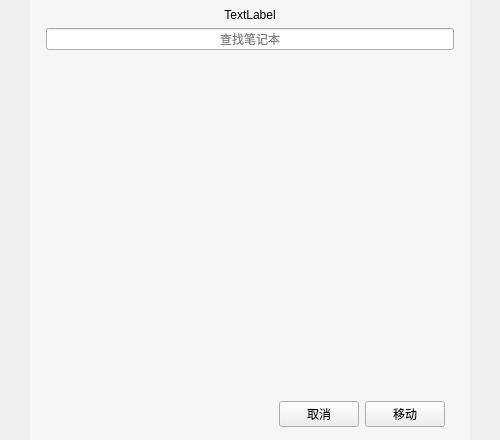
The window that views/categorieswidget.ui (Gitnoter/Gitnoter) describes before a commit, drawn with Qt 5.
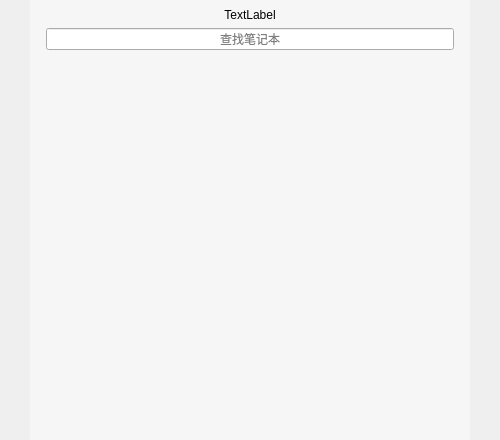
The same window after the commit.

Patch:
```diff
--- a/views/categorieswidget.ui
+++ b/views/categorieswidget.ui
@@ -136,42 +136,6 @@
         </property>
        </widget>
       </item>
-      <item>
-       <widget class="QWidget" name="widget" native="true">
-        <layout class="QHBoxLayout" name="horizontalLayout">
-         <item>
-          <spacer name="horizontalSpacer">
-           <property name="orientation">
-            <enum>Qt::Horizontal</enum>
-           </property>
-           <property name="sizeHint" stdset="0">
-            <size>
-             <width>40</width>
-             <height>20</height>
-            </size>
-           </property>
-          </spacer>
-         </item>
-         <item>
-          <widget class="QPushButton" name="pushButton_cancel">
-           <property name="text">
-            <string>取消</string>
-           </property>
-          </widget>
-         </item>
-         <item>
-          <widget class="QPushButton" name="pushButton_move">
-           <property name="enabled">
-            <bool>true</bool>
-           </property>
-           <property name="text">
-            <string>移动</string>
-           </property>
-          </widget>
-         </item>
-        </layout>
-       </widget>
-      </item>
      </layout>
     </widget>
    </item>
```
